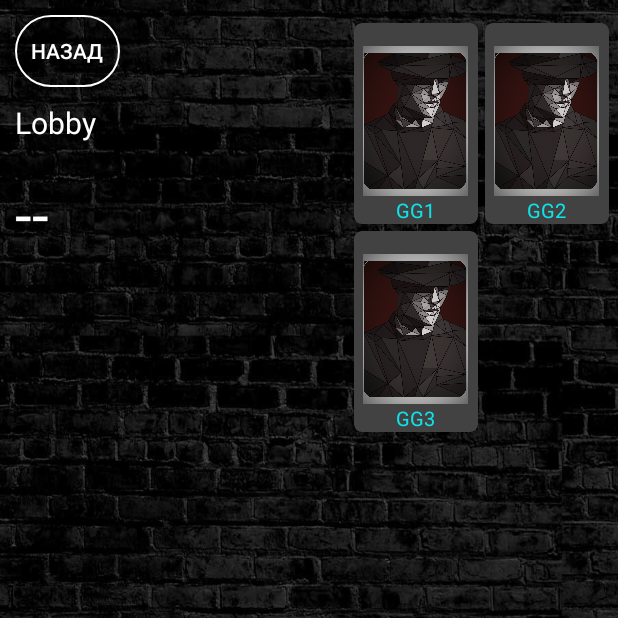
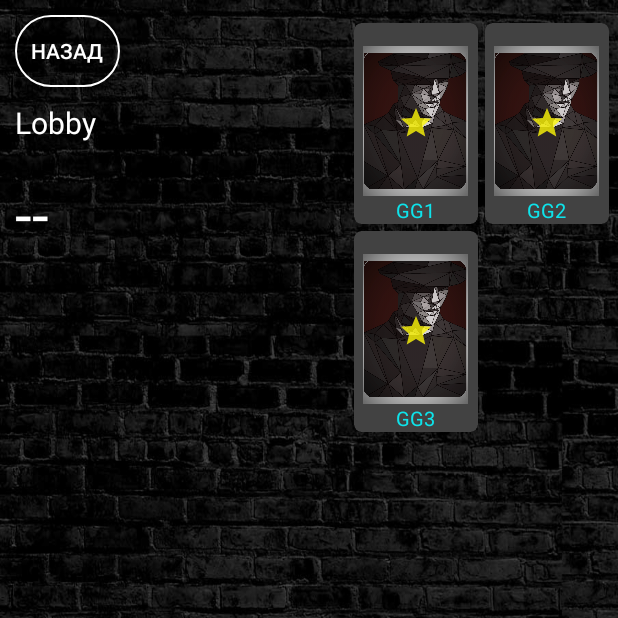
Before and after one commit to SilveGfor/Mafia_Go, an Android app: the fragment GameFragment shown on its own in the app's theme, on a phone screen of 412 x 824 dp, the top half of it. Run offline under Robolectric (Android 15) with nearby library versions, the phone set to English and light mode, and no system bars; libraries missing offline, so code that uses them is left out: io.socket.client, io.socket.emitter; 14 statements that could not run were skipped.

Commit message:
laptop 26.04

```diff
--- a/MafiaGo/app/src/main/java/com/example/mafiago/adapters/PlayersAdapter.java
+++ b/MafiaGo/app/src/main/java/com/example/mafiago/adapters/PlayersAdapter.java
@@ -1,13 +1,19 @@
 package com.example.mafiago.adapters;
 
 import android.content.Context;
+import android.util.Log;
 import android.view.LayoutInflater;
 import android.view.View;
 import android.view.ViewGroup;
+import android.view.animation.Animation;
+import android.view.animation.AnimationUtils;
 import android.widget.ArrayAdapter;
 import android.widget.BaseAdapter;
 import android.widget.Button;
+import android.widget.ImageView;
 import android.widget.TextView;
+
+import androidx.core.content.ContextCompat;
 
 import com.example.mafiago.R;
 import com.example.mafiago.models.UserModel;
@@ -36,27 +42,41 @@ public class PlayersAdapter extends BaseAdapter
 
         view = layout.inflate(R.layout.item_user, null);
         TextView txt_nick = view.findViewById(R.id.nick);
+        ImageView IV_action = view.findViewById(R.id.IV_Animation);
 
         //txt_connect_mes.setTextColor(Color.parseColor("#FF0000"));
 
+        if (list_users.get(position).getAnimation())
+        {
+            IV_action.setVisibility(View.VISIBLE);
+            Log.d("kkk", list_users.get(position).getAnimation_type());
+            if (list_users.get(position).getAnimation_type().equals("voting"))
+            {
+                IV_action.setBackground(ContextCompat.getDrawable(context, R.drawable.ic_voting));
+            }
+            else if (list_users.get(position).getAnimation_type().equals("lover"))
+            {
+                IV_action.setBackground(ContextCompat.getDrawable(context, R.drawable.ic_lover));
+            }
+            else if (list_users.get(position).getAnimation_type().equals("mafia"))
+            {
+                IV_action.setBackground(ContextCompat.getDrawable(context, R.drawable.ic_mafia));
+            }
+            else if (list_users.get(position).getAnimation_type().equals("doctor"))
+            {
+                IV_action.setBackground(ContextCompat.getDrawable(context, R.drawable.ic_doctor));
+            }
+            else if (list_users.get(position).getAnimation_type().equals("sheriff"))
+            {
+                IV_action.setBackground(ContextCompat.getDrawable(context, R.drawable.ic_sheriff));
+            }
+            //анимация
+            Animation animation = AnimationUtils.loadAnimation(context, R.anim.voting);
+            IV_action.startAnimation(animation);
+        }
+
         txt_nick.setText(list_users.get(position).nick);
         return view;
-
-
-        /*
-        Button button;
-
-        if (convertView == null) {
-            button = new Button(context);
-            button.setText(list_users.get(position).nick);
-        } else {
-            button = (Button) convertView;
-        }
-        button.setId(position);
-
-        return button;
-
-         */
     }
 
     @Override
--- a/MafiaGo/app/src/main/java/com/example/mafiago/adapters/UsersAdapter.java
+++ b/MafiaGo/app/src/main/java/com/example/mafiago/adapters/UsersAdapter.java
@@ -50,17 +50,10 @@ public class UsersAdapter extends BaseAdapter {
 
         view = layout.inflate(R.layout.item_user, null);
         TextView txt_nick = view.findViewById(R.id.nick);
-        ImageView IV_action = view.findViewById(R.id.IV_Animation);
 
         //txt_connect_mes.setTextColor(Color.parseColor("#FF0000"));
 
-        Log.d("kkk", String.valueOf(list_users.get(position).getAnimation()) + position);
-        if (list_users.get(position).getAnimation())
-        {
-            Log.d("kkk", "OOO");
-            IV_action.setVisibility(View.VISIBLE);
-            //анимация
-        }
+
 
         txt_nick.setText(list_users.get(position).nick);
         return view;
--- a/MafiaGo/app/src/main/java/com/example/mafiago/fragments/GameFragment.java
+++ b/MafiaGo/app/src/main/java/com/example/mafiago/fragments/GameFragment.java
@@ -115,9 +115,11 @@ public class GameFragment extends Fragment {
         list_users.add(new UserModel("GG1", R.drawable.citizen));
         list_users.add(new UserModel("GG2", R.drawable.citizen));
         list_users.add(new UserModel("GG3", R.drawable.citizen));
-        list_users.get(1).setAnimation(true);
-        PlayersAdapter playersAdapter = new PlayersAdapter(list_users, getContext());
-        gridView_users.setAdapter(playersAdapter);
+
+        StartAnimation("sheriff");
+        //StopAnimation();
+
+
         player.setTime("night_love");
         player.setRole("lover");
         player.setCan_click(true);
@@ -584,7 +586,7 @@ public class GameFragment extends Fragment {
                                 switch (player.getRole())
                                 {
                                     case "lover":
-                                        StartAnimation();
+                                        StartAnimation("lover");
                                         break;
                                     case "mafia":
                                         player.setCan_write(true);
@@ -597,13 +599,13 @@ public class GameFragment extends Fragment {
                                 switch (player.getRole())
                                 {
                                     case "sheriff":
-                                        StartAnimation();
+                                        StartAnimation("sheriff");
                                         break;
                                     case "doktor":
-                                        StartAnimation();
+                                        StartAnimation("doctor");
                                         break;
                                     case "mafia":
-                                        StartAnimation();
+                                        StartAnimation("mafia");
                                         break;
                                     default:
                                         Log.d("kkk", "В " + player.getTime() + " - нельзя активировать роль " + player.getRole());
@@ -613,7 +615,7 @@ public class GameFragment extends Fragment {
                                 player.setCan_write(true);
                                 break;
                             case "voting":
-                                StartAnimation();
+                                StartAnimation("voting");
                                 break;
                         }
                     }
@@ -768,11 +770,14 @@ public class GameFragment extends Fragment {
     ////////////////
     ////////////////
 
-    public void StartAnimation() {
+    public void StartAnimation(String type) {
         player.setCan_click(true);
         for (int i = 0; i < list_users.size(); i++)
         {
             list_users.get(i).setAnimation(true);
+            list_users.get(i).setAnimation_type(type);
+            PlayersAdapter playersAdapter = new PlayersAdapter(list_users, getContext());
+            gridView_users.setAdapter(playersAdapter);
         }
     }
     public void StopAnimation() {
@@ -780,6 +785,8 @@ public class GameFragment extends Fragment {
         for (int i = 0; i < list_users.size(); i++)
         {
             list_users.get(i).setAnimation(false);
+            PlayersAdapter playersAdapter = new PlayersAdapter(list_users, getContext());
+            gridView_users.setAdapter(playersAdapter);
         }
     }
     public void RoleAction(String nick) {
--- a/MafiaGo/app/src/main/java/com/example/mafiago/models/UserModel.java
+++ b/MafiaGo/app/src/main/java/com/example/mafiago/models/UserModel.java
@@ -2,7 +2,7 @@ package com.example.mafiago.models;
 
 public class UserModel {
     private int image;
-    public String nick;
+    public String nick, animation_type;
     private boolean animation;
     private boolean alive;
 
@@ -15,6 +15,15 @@ public class UserModel {
         this.image = image;
         animation = false;
         alive = true;
+        animation_type = "voting";
+    }
+
+    public String getAnimation_type() {
+        return animation_type;
+    }
+
+    public void setAnimation_type(String animation_type) {
+        this.animation_type = animation_type;
     }
 
     public boolean getAnimation() {
--- /dev/null
+++ b/MafiaGo/app/src/main/res/anim/voting.xml
@@ -0,0 +1,16 @@
+<?xml version="1.0" encoding="utf-8"?>
+<set xmlns:android="http://schemas.android.com/apk/res/android"
+    android:shareInterpolator="false">
+
+    <scale
+        android:duration="2500"
+        android:fromXScale="1.0"
+        android:fromYScale="1.0"
+        android:pivotX="50%"
+        android:pivotY="50%"
+        android:toXScale="2.0"
+        android:toYScale="2.0"
+        android:repeatCount="infinite"
+        android:repeatMode="reverse"/>
+
+</set>
--- /dev/null
+++ b/MafiaGo/app/src/main/res/drawable-anydpi/ic_mafia.xml
@@ -0,0 +1,16 @@
+<vector xmlns:android="http://schemas.android.com/apk/res/android"
+    android:width="24dp"
+    android:height="24dp"
+    android:viewportWidth="24"
+    android:viewportHeight="24"
+    android:tint="#FF0100"
+    android:alpha="0.8">
+  <group android:scaleX="1.0909091"
+      android:scaleY="1.0909091"
+      android:translateX="-1.0909091"
+      android:translateY="-1.0909091">
+    <path
+        android:fillColor="@android:color/white"
+        android:pathData="M14,12l-2,2l-2,-2l2,-2L14,12zM12,6l2.12,2.12l2.5,-2.5L12,1L7.38,5.62l2.5,2.5L12,6zM6,12l2.12,-2.12l-2.5,-2.5L1,12l4.62,4.62l2.5,-2.5L6,12zM18,12l-2.12,2.12l2.5,2.5L23,12l-4.62,-4.62l-2.5,2.5L18,12zM12,18l-2.12,-2.12l-2.5,2.5L12,23l4.62,-4.62l-2.5,-2.5L12,18z"/>
+  </group>
+</vector>
--- a/MafiaGo/app/src/main/res/drawable-anydpi/ic_voiting.xml
+++ b/MafiaGo/app/src/main/res/drawable-anydpi/ic_voting.xml
@@ -3,7 +3,7 @@
     android:height="24dp"
     android:viewportWidth="24"
     android:viewportHeight="24"
-    android:tint="#001AFF"
+    android:tint="#1C00FF"
     android:alpha="0.8">
   <group android:scaleX="1.0909091"
       android:scaleY="1.0909091"
```
Also changed, not shown: MafiaGo/app/src/main/res/drawable-hdpi/ic_mafia.png (added), MafiaGo/app/src/main/res/drawable-hdpi/ic_voiting.png (deleted), MafiaGo/app/src/main/res/drawable-hdpi/ic_voting.png (added), MafiaGo/app/src/main/res/drawable-mdpi/ic_mafia.png (added), MafiaGo/app/src/main/res/drawable-mdpi/ic_voiting.png (deleted), MafiaGo/app/src/main/res/drawable-mdpi/ic_voting.png (added), MafiaGo/app/src/main/res/drawable-xhdpi/ic_mafia.png (added), MafiaGo/app/src/main/res/drawable-xhdpi/ic_voiting.png (deleted), MafiaGo/app/src/main/res/drawable-xhdpi/ic_voting.png (added), MafiaGo/app/src/main/res/drawable-xxhdpi/ic_mafia.png (added), MafiaGo/app/src/main/res/drawable-xxhdpi/ic_voiting.png (deleted), MafiaGo/app/src/main/res/drawable-xxhdpi/ic_voting.png (added).
